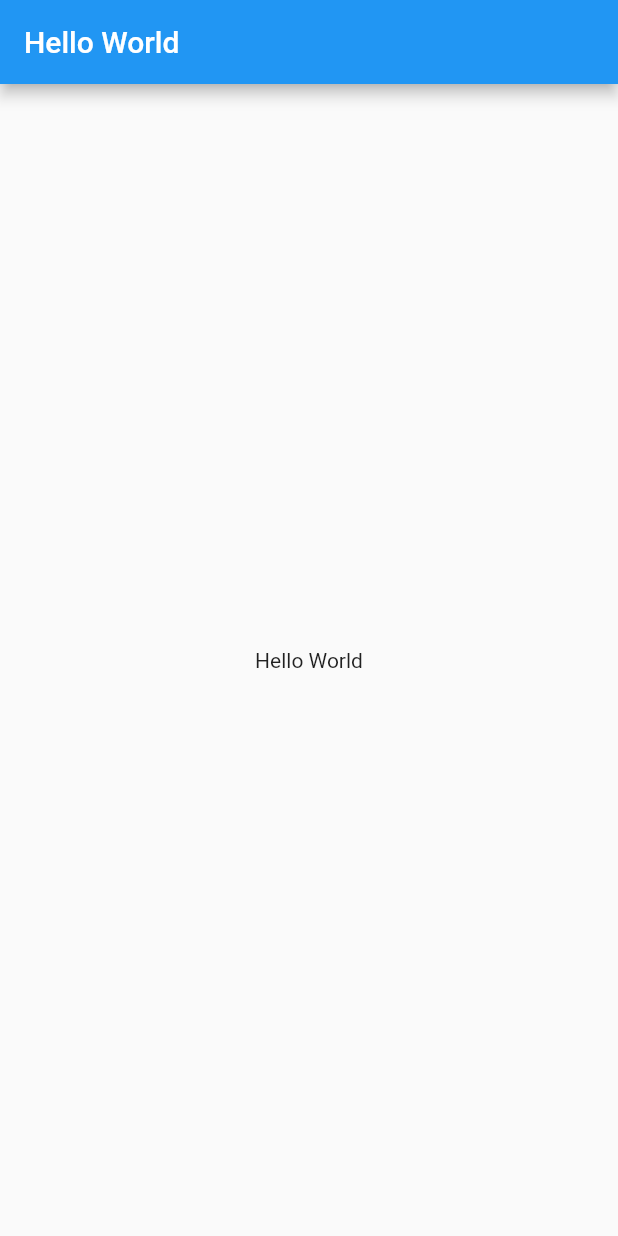
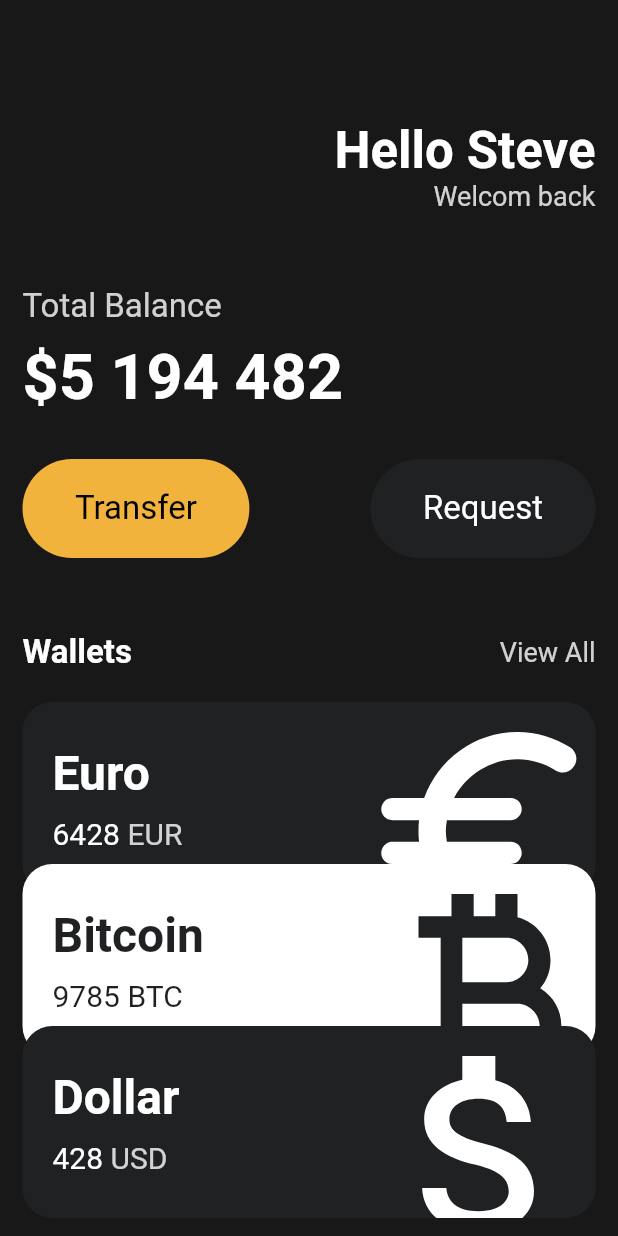
Before and after one commit to dobecom/dartflutter, a Flutter app: the screen it shows after launch, on a phone screen of 412 x 824 dp. Run offline on Flutter 3.47's test engine with Material 2 defaults, Android fonts, the phone set to English and light mode, and no system bars.

Commit message:
UI practice

```diff
--- a/lib/main.dart
+++ b/lib/main.dart
@@ -1,25 +1,155 @@
+import 'package:dartflutter/widgets/button.dart';
+import 'package:dartflutter/widgets/currency_card.dart';
 import 'package:flutter/material.dart';
 
 class Player {
-  String name;
+  final String name;
   Player({required this.name});
 }
 
 void main() {
   var steve = Player(name: 'Steve');
-  runApp(App());
+  runApp(App(name: steve.name));
 }
 
 class App extends StatelessWidget {
+  final String name;
+  const App({super.key, required this.name});
+
   @override
   Widget build(BuildContext context) {
     return MaterialApp(
       home: Scaffold(
-        appBar: AppBar(
-          title: const Text('Hello World'),
-        ),
-        body: Center(
-          child: Text('Hello World'),
+        // 16진법 색상코드 표기법 0xFF + 색상코드
+        // 또는 ARGB 표기법 0x + 알파값 + 색상코드 (Color에 커서 올리면 색상표 지원)
+        backgroundColor: const Color(0xFF181818),
+        body: SingleChildScrollView(
+          child: Padding(
+            padding: const EdgeInsets.symmetric(horizontal: 15),
+            child: Column(
+              crossAxisAlignment: CrossAxisAlignment.start,
+              children: [
+                // 공간 여백을 주기 위한 SizedBox
+                const SizedBox(
+                  height: 80,
+                ),
+                Row(
+                  mainAxisAlignment: MainAxisAlignment.end,
+                  children: [
+                    Column(
+                      crossAxisAlignment: CrossAxisAlignment.end,
+                      children: [
+                        Text(
+                          'Hello $name',
+                          style: const TextStyle(
+                              color: Colors.white,
+                              fontSize: 34,
+                              fontWeight: FontWeight.w600),
+                        ),
+                        Text(
+                          'Welcom back',
+                          style: TextStyle(
+                            color: Colors.white.withOpacity(0.8),
+                            fontSize: 18,
+                          ),
+                        ),
+                      ],
+                    ),
+                  ],
+                ),
+                const SizedBox(
+                  height: 50,
+                ),
+                Text(
+                  'Total Balance',
+                  style: TextStyle(
+                    color: Colors.white.withOpacity(0.8),
+                    fontSize: 22,
+                  ),
+                ),
+                const SizedBox(
+                  height: 10,
+                ),
+                const Text(
+                  '\$5 194 482',
+                  style: TextStyle(
+                      color: Colors.white,
+                      fontSize: 42,
+                      fontWeight: FontWeight.w600),
+                ),
+                const SizedBox(
+                  height: 30,
+                ),
+                const Row(
+                  // 리스트 요소 수만큼 공간을 동일하게 분할
+                  mainAxisAlignment: MainAxisAlignment.spaceBetween,
+                  children: [
+                    Button(
+                      text: 'Transfer',
+                      bgColor: Color(0xFFF1B33B),
+                      textColor: Colors.black,
+                    ),
+                    Button(
+                      text: 'Request',
+                      bgColor: Color(0xFF1F2123),
+                      textColor: Colors.white,
+                    ),
+                  ],
+                ),
+                const SizedBox(
+                  height: 50,
+                ),
+                Row(
+                  mainAxisAlignment: MainAxisAlignment.spaceBetween,
+                  children: [
+                    const Text(
+                      'Wallets',
+                      style: TextStyle(
+                          color: Colors.white,
+                          fontSize: 22,
+                          fontWeight: FontWeight.w600),
+                    ),
+                    Text(
+                      'View All',
+                      style: TextStyle(
+                        color: Colors.white.withOpacity(0.8),
+                        fontSize: 18,
+                      ),
+                    )
+                  ],
+                ),
+                const SizedBox(
+                  height: 20,
+                ),
+
+                //const Color(0xFF1F2123),
+                const CurrencyCard(
+                  icon: Icons.euro_rounded,
+                  currencyName: 'Euro',
+                  currencyAmount: '6428',
+                  currencyCode: 'EUR',
+                  isInverted: true,
+                  order: 0,
+                ),
+                const CurrencyCard(
+                  icon: Icons.currency_bitcoin,
+                  currencyName: 'Bitcoin',
+                  currencyAmount: '9785',
+                  currencyCode: 'BTC',
+                  isInverted: false,
+                  order: 1,
+                ),
+                const CurrencyCard(
+                  icon: Icons.attach_money_outlined,
+                  currencyName: 'Dollar',
+                  currencyAmount: '428',
+                  currencyCode: 'USD',
+                  isInverted: true,
+                  order: 2,
+                ),
+              ],
+            ),
+          ),
         ),
       ),
     );
--- /dev/null
+++ b/lib/widgets/button.dart
@@ -0,0 +1,37 @@
+import 'package:flutter/material.dart';
+
+class Button extends StatelessWidget {
+  final String text;
+  final Color bgColor;
+  final Color textColor;
+
+  const Button(
+      {super.key,
+      required this.text,
+      required this.bgColor,
+      required this.textColor});
+
+  @override
+  Widget build(BuildContext context) {
+    return Container(
+      decoration: BoxDecoration(
+        color: bgColor,
+        borderRadius: BorderRadius.circular(45),
+      ),
+      child: Padding(
+        // 수평/수직 padding 설정(EdgeInsets.symmetric)
+        padding: const EdgeInsets.symmetric(
+          vertical: 20,
+          horizontal: 35,
+        ),
+        child: Text(
+          text,
+          style: TextStyle(
+            fontSize: 22,
+            color: textColor,
+          ),
+        ),
+      ),
+    );
+  }
+}
--- /dev/null
+++ b/lib/widgets/currency_card.dart
@@ -0,0 +1,94 @@
+import 'package:flutter/material.dart';
+
+class CurrencyCard extends StatelessWidget {
+  final IconData icon;
+  final String currencyName;
+  final String currencyAmount;
+  final String currencyCode;
+  final bool isInverted;
+  final int order;
+  final _blackColor = const Color(0xFF1F2123);
+
+  const CurrencyCard(
+      {super.key,
+      required this.currencyName,
+      required this.currencyAmount,
+      required this.currencyCode,
+      required this.icon,
+      required this.isInverted,
+      required this.order});
+
+  @override
+  Widget build(BuildContext context) {
+    return Transform.translate(
+      offset: Offset(0, order * -20),
+      child: Container(
+          // 컨테이너 공간을 초과한 부분을 잘라줌
+          clipBehavior: Clip.hardEdge,
+          decoration: BoxDecoration(
+            color: isInverted ? _blackColor : Colors.white,
+            borderRadius: BorderRadius.circular(20),
+          ),
+          child: Padding(
+            padding: const EdgeInsets.all(20),
+            child: Row(
+              mainAxisAlignment: MainAxisAlignment.spaceBetween,
+              children: [
+                Column(
+                  crossAxisAlignment: CrossAxisAlignment.start,
+                  children: [
+                    Text(
+                      currencyName,
+                      style: TextStyle(
+                          color: isInverted ? Colors.white : _blackColor,
+                          fontSize: 32,
+                          fontWeight: FontWeight.w600),
+                    ),
+                    const SizedBox(
+                      height: 10,
+                    ),
+                    Row(
+                      children: [
+                        Text(
+                          currencyAmount,
+                          style: TextStyle(
+                            color: isInverted ? Colors.white : _blackColor,
+                            fontSize: 20,
+                          ),
+                        ),
+                        const SizedBox(
+                          width: 5,
+                        ),
+                        Text(
+                          currencyCode,
+                          style: TextStyle(
+                            color: isInverted
+                                ? Colors.white.withOpacity(0.8)
+                                : _blackColor,
+                            fontSize: 20,
+                          ),
+                        ),
+                      ],
+                    ),
+                  ],
+                ),
+                // 아이콘의 크기를 overflow 시키는 디자인 표현하기 위해 아이콘 비율 늘림
+                Transform.scale(
+                  scale: 2,
+                  child:
+                      // 위젯 위치를 이동시키는 표현(SizedBox를 쓰게 된다면 Card 자체 크기가 변동되는 문제)
+                      Transform.translate(
+                    offset: const Offset(-5, 11),
+                    child: Icon(
+                      icon,
+                      color: isInverted ? Colors.white : _blackColor,
+                      size: 88,
+                    ),
+                  ),
+                )
+              ],
+            ),
+          )),
+    );
+  }
+}
```
Also changed, not shown: 1 other file.
